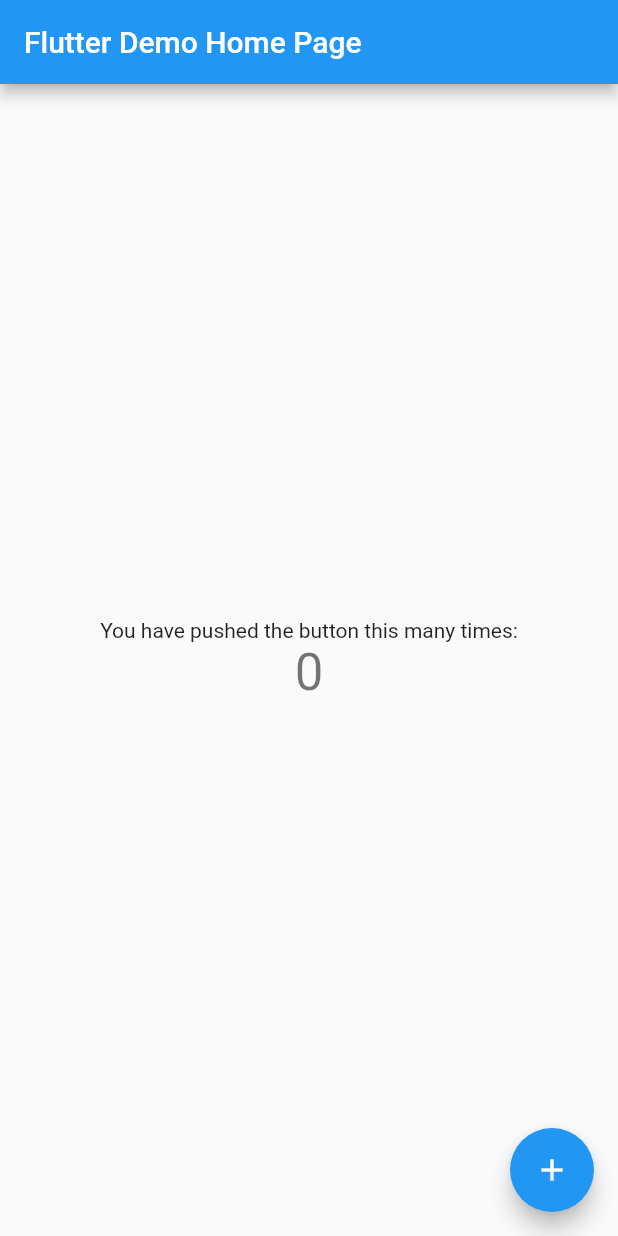
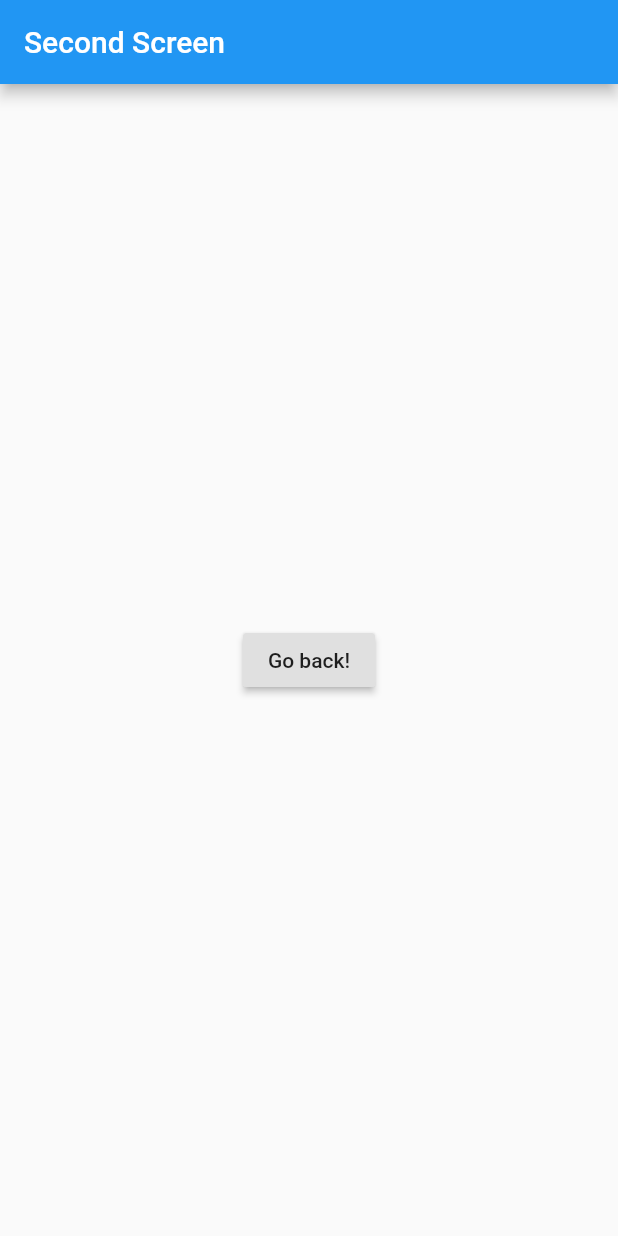
Before and after one commit to zhaohuanhui/flutter_jjclound, a Flutter app: the screen it shows after launch, on a phone screen of 412 x 824 dp. Run offline on Flutter 3.47's test engine with Material 2 defaults, Android fonts, the light colour scheme and no system bars.

Commit message:
初始化项目

```diff
--- a/lib/main.dart
+++ b/lib/main.dart
@@ -1,4 +1,5 @@
 import 'package:flutter/material.dart';
+import 'package:flutter_jjclound/page/launch_page.dart';
 
 void main() {
   runApp(const MyApp());
@@ -24,92 +25,92 @@
         // is not restarted.
         primarySwatch: Colors.blue,
       ),
-      home: const MyHomePage(title: 'Flutter Demo Home Page'),
+      home: const LaunchPage(title: '启动页面'),
     );
   }
 }
 
-class MyHomePage extends StatefulWidget {
-  const MyHomePage({Key? key, required this.title}) : super(key: key);
-
-  // This widget is the home page of your application. It is stateful, meaning
-  // that it has a State object (defined below) that contains fields that affect
-  // how it looks.
-
-  // This class is the configuration for the state. It holds the values (in this
-  // case the title) provided by the parent (in this case the App widget) and
-  // used by the build method of the State. Fields in a Widget subclass are
-  // always marked "final".
-
-  final String title;
-
-  @override
-  State<MyHomePage> createState() => _MyHomePageState();
-}
-
-class _MyHomePageState extends State<MyHomePage> {
-  int _counter = 0;
-
-  void _incrementCounter() {
-    setState(() {
-      // This call to setState tells the Flutter framework that something has
-      // changed in this State, which causes it to rerun the build method below
-      // so that the display can reflect the updated values. If we changed
-      // _counter without calling setState(), then the build method would not be
-      // called again, and so nothing would appear to happen.
-      _counter++;
-    });
-  }
-
-  @override
-  Widget build(BuildContext context) {
-    // This method is rerun every time setState is called, for instance as done
-    // by the _incrementCounter method above.
-    //
-    // The Flutter framework has been optimized to make rerunning build methods
-    // fast, so that you can just rebuild anything that needs updating rather
-    // than having to individually change instances of widgets.
-    return Scaffold(
-      appBar: AppBar(
-        // Here we take the value from the MyHomePage object that was created by
-        // the App.build method, and use it to set our appbar title.
-        title: Text(widget.title),
-      ),
-      body: Center(
-        // Center is a layout widget. It takes a single child and positions it
-        // in the middle of the parent.
-        child: Column(
-          // Column is also a layout widget. It takes a list of children and
-          // arranges them vertically. By default, it sizes itself to fit its
-          // children horizontally, and tries to be as tall as its parent.
-          //
-          // Invoke "debug painting" (press "p" in the console, choose the
-          // "Toggle Debug Paint" action from the Flutter Inspector in Android
-          // Studio, or the "Toggle Debug Paint" command in Visual Studio Code)
-          // to see the wireframe for each widget.
-          //
-          // Column has various properties to control how it sizes itself and
-          // how it positions its children. Here we use mainAxisAlignment to
-          // center the children vertically; the main axis here is the vertical
-          // axis because Columns are vertical (the cross axis would be
-          // horizontal).
-          mainAxisAlignment: MainAxisAlignment.center,
-          children: <Widget>[
-            const Text(
-              'You have pushed the button this many times:',
-            ),
-            Text(
-              '$_counter',
-              style: Theme.of(context).textTheme.headline4,
-            ),
-          ],
-        ),
-      ),
-      floatingActionButton: FloatingActionButton(
-        onPressed: _incrementCounter,
-        tooltip: 'Increment',
-        child: const Icon(Icons.add),
-      ), // This trailing comma makes auto-formatting nicer for build methods.
-    );
-  }
-}
+// class MyHomePage extends StatefulWidget {
+//   const MyHomePage({Key? key, required this.title}) : super(key: key);
+//
+//   // This widget is the home page of your application. It is stateful, meaning
+//   // that it has a State object (defined below) that contains fields that affect
+//   // how it looks.
+//
+//   // This class is the configuration for the state. It holds the values (in this
+//   // case the title) provided by the parent (in this case the App widget) and
+//   // used by the build method of the State. Fields in a Widget subclass are
+//   // always marked "final".
+//
+//   final String title;
+//
+//   @override
+//   State<MyHomePage> createState() => _MyHomePageState();
+// }
+//
+// class _MyHomePageState extends State<MyHomePage> {
+//   int _counter = 0;
+//
+//   void _incrementCounter() {
+//     setState(() {
+//       // This call to setState tells the Flutter framework that something has
+//       // changed in this State, which causes it to rerun the build method below
+//       // so that the display can reflect the updated values. If we changed
+//       // _counter without calling setState(), then the build method would not be
+//       // called again, and so nothing would appear to happen.
+//       _counter++;
+//     });
+//   }
+//
+//   @override
+//   Widget build(BuildContext context) {
+//     // This method is rerun every time setState is called, for instance as done
+//     // by the _incrementCounter method above.
+//     //
+//     // The Flutter framework has been optimized to make rerunning build methods
+//     // fast, so that you can just rebuild anything that needs updating rather
+//     // than having to individually change instances of widgets.
+//     return Scaffold(
+//       appBar: AppBar(
+//         // Here we take the value from the MyHomePage object that was created by
+//         // the App.build method, and use it to set our appbar title.
+//         title: Text(widget.title),
+//       ),
+//       body: Center(
+//         // Center is a layout widget. It takes a single child and positions it
+//         // in the middle of the parent.
+//         child: Column(
+//           // Column is also a layout widget. It takes a list of children and
+//           // arranges them vertically. By default, it sizes itself to fit its
+//           // children horizontally, and tries to be as tall as its parent.
+//           //
+//           // Invoke "debug painting" (press "p" in the console, choose the
+//           // "Toggle Debug Paint" action from the Flutter Inspector in Android
+//           // Studio, or the "Toggle Debug Paint" command in Visual Studio Code)
+//           // to see the wireframe for each widget.
+//           //
+//           // Column has various properties to control how it sizes itself and
+//           // how it positions its children. Here we use mainAxisAlignment to
+//           // center the children vertically; the main axis here is the vertical
+//           // axis because Columns are vertical (the cross axis would be
+//           // horizontal).
+//           mainAxisAlignment: MainAxisAlignment.center,
+//           children: <Widget>[
+//             const Text(
+//               'You have pushed the button this many times:',
+//             ),
+//             Text(
+//               '$_counter',
+//               style: Theme.of(context).textTheme.headline4,
+//             ),
+//           ],
+//         ),
+//       ),
+//       floatingActionButton: FloatingActionButton(
+//         onPressed: _incrementCounter,
+//         tooltip: 'Increment',
+//         child: const Icon(Icons.add),
+//       ), // This trailing comma makes auto-formatting nicer for build methods.
+//     );
+//   }
+// }
--- /dev/null
+++ b/lib/page/launch_page.dart
@@ -0,0 +1,91 @@
+import 'dart:async';
+
+import 'package:flutter/material.dart';
+import 'package:flutter_jjclound/page/login_page.dart';
+import 'package:flutter_jjclound/res/image_res.dart';
+
+class LaunchPage extends StatefulWidget {
+  const LaunchPage({Key? key, required this.title}) : super(key: key);
+  final String title;
+  @override
+  State<LaunchPage> createState() => _LaunchPageState();
+}
+
+class _LaunchPageState extends State<LaunchPage> {
+  int _countdown = 3;
+  Timer? _countdownTimer;
+  @override
+  void initState() {
+    super.initState();
+    _startRecordTime();
+    print('初始化启动页面');
+  }
+  @override
+  void dispose() {
+    super.dispose();
+    print('启动页面结束');
+    if (_countdownTimer != null && _countdownTimer!.isActive) {
+      _countdownTimer!.cancel();
+      _countdownTimer = null;
+    }
+  }
+
+  void _startRecordTime() {
+    _countdownTimer = Timer.periodic(const Duration(seconds: 1), (timer) {
+      setState(() {
+        if (_countdown <= 1) {
+//          Navigator.of(context).pushNamed("/demo1");
+          Navigator.of(context).pop();
+          Navigator.of(context).push(MaterialPageRoute(builder: (context) {
+            return const LoginPage(title: '登录页面',);
+          }));
+          _countdownTimer!.cancel();
+          _countdownTimer = null;
+        } else {
+          _countdown -= 1;
+        }
+      });
+    });
+  }
+  @override
+  Widget build(BuildContext context) {
+    return MaterialApp(
+      theme: ThemeData.dark(),
+      home: Scaffold(
+        body: Stack(
+          fit: StackFit.expand,
+          children: <Widget>[
+            Image.asset(ImageRes.asset("launch_image"), fit: BoxFit.fill),
+            Positioned(
+              top: 30,
+              right: 30,
+              child: Container(
+                padding: EdgeInsets.fromLTRB(5, 2, 5, 2),
+                decoration: BoxDecoration(
+                  borderRadius: BorderRadius.circular(10),
+                  color: Colors.black12,
+                ),
+                child: RichText(
+                  text: TextSpan(children: <TextSpan>[
+                    TextSpan(
+                        text: '$_countdown',
+                        style: const TextStyle(
+                          fontSize: 18,
+                          color: Colors.blue,
+                        )),
+                    const TextSpan(
+                        text: '跳过',
+                        style: TextStyle(
+                          fontSize: 18,
+                          color: Colors.red,
+                        )),
+                  ]),
+                ),
+              ),
+            )
+          ],
+        ),
+      ),
+    );
+  }
+}
--- /dev/null
+++ b/lib/page/login_page.dart
@@ -0,0 +1,27 @@
+import 'package:flutter/material.dart';
+
+class LoginPage extends StatefulWidget{
+  const LoginPage({Key? key, required this.title}) : super(key: key);
+  final String title;
+  @override
+  State<LoginPage> createState() => _LoginPageState();
+}
+
+class _LoginPageState extends State<LoginPage> {
+  @override
+  Widget build(BuildContext context) {
+    return Scaffold(
+      appBar: AppBar(
+        title: const Text("Second Screen"),
+      ),
+      body: Center(
+        child: RaisedButton(
+          onPressed: () {
+            // Navigate back to first screen when tapped!
+          },
+          child: const Text('Go back!'),
+        ),
+      ),
+    );
+  }
+}
--- /dev/null
+++ b/lib/res/color_res.dart
@@ -0,0 +1,7 @@
+import 'package:flutter/material.dart';
+
+class ColorRes{
+  // Color
+  static const color_ffffff = Color(0xFFffffff);
+  static const color_000000 = Color(0xFF000000);
+}
--- /dev/null
+++ b/lib/res/image_res.dart
@@ -0,0 +1,7 @@
+class ImageRes{
+  static String asset(String path) {
+    return image_path + path + '.png';
+  }
+  // 所有的图片路径
+  static const image_path = 'resource/images/';
+}
--- a/pubspec.yaml
+++ b/pubspec.yaml
@@ -61,6 +61,10 @@
   # assets:
   #   - images/a_dot_burr.jpeg
   #   - images/a_dot_ham.jpeg
+  assets:
+    - resource/images/
+    - resource/images/2.0x/
+    - resource/images/3.0x/
 
   # An image asset can refer to one or more resolution-specific "variants", see
   # https://flutter.dev/assets-and-images/#resolution-aware.
```
Also changed, not shown: resource/images/launch_image.png (added).
